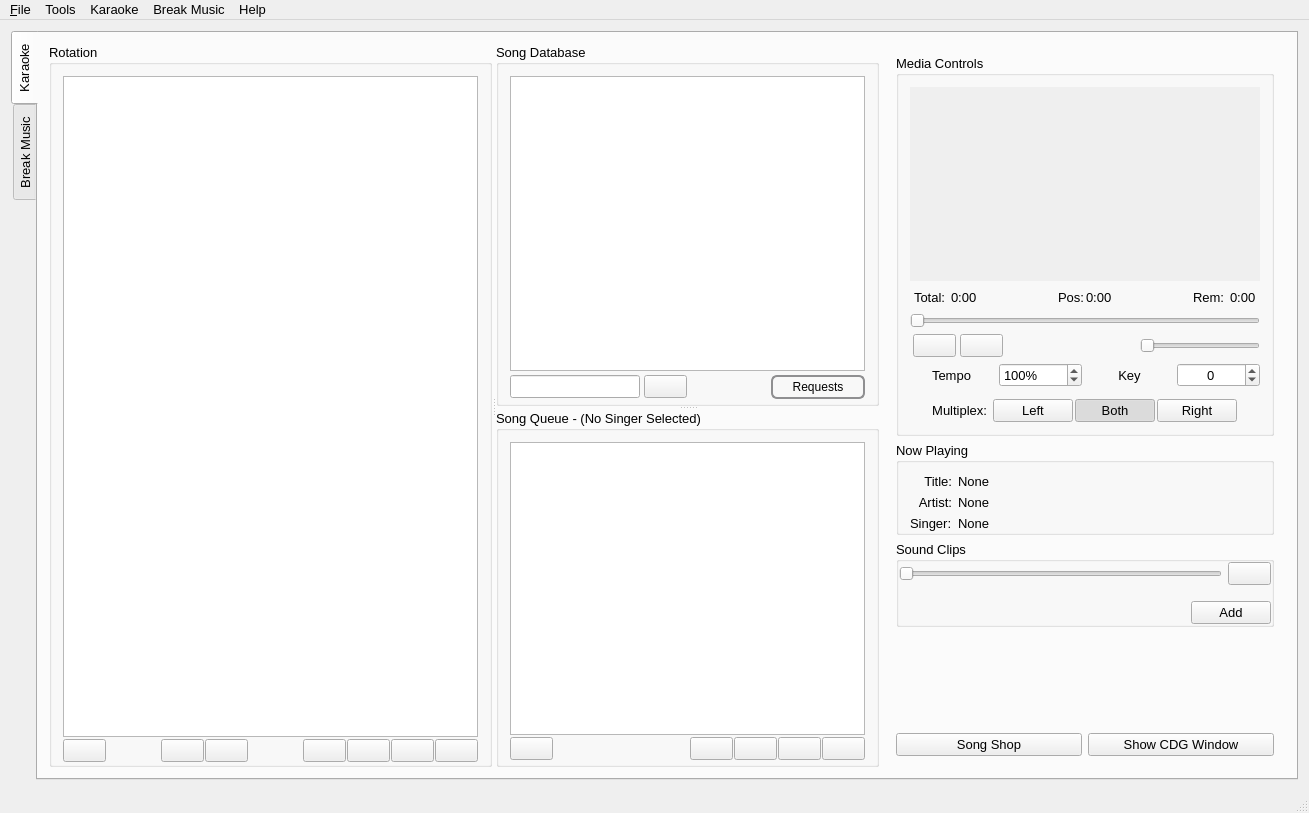
Qt form OpenKJ/mainwindow.ui (OpenKJ/OpenKJ) before a commit.
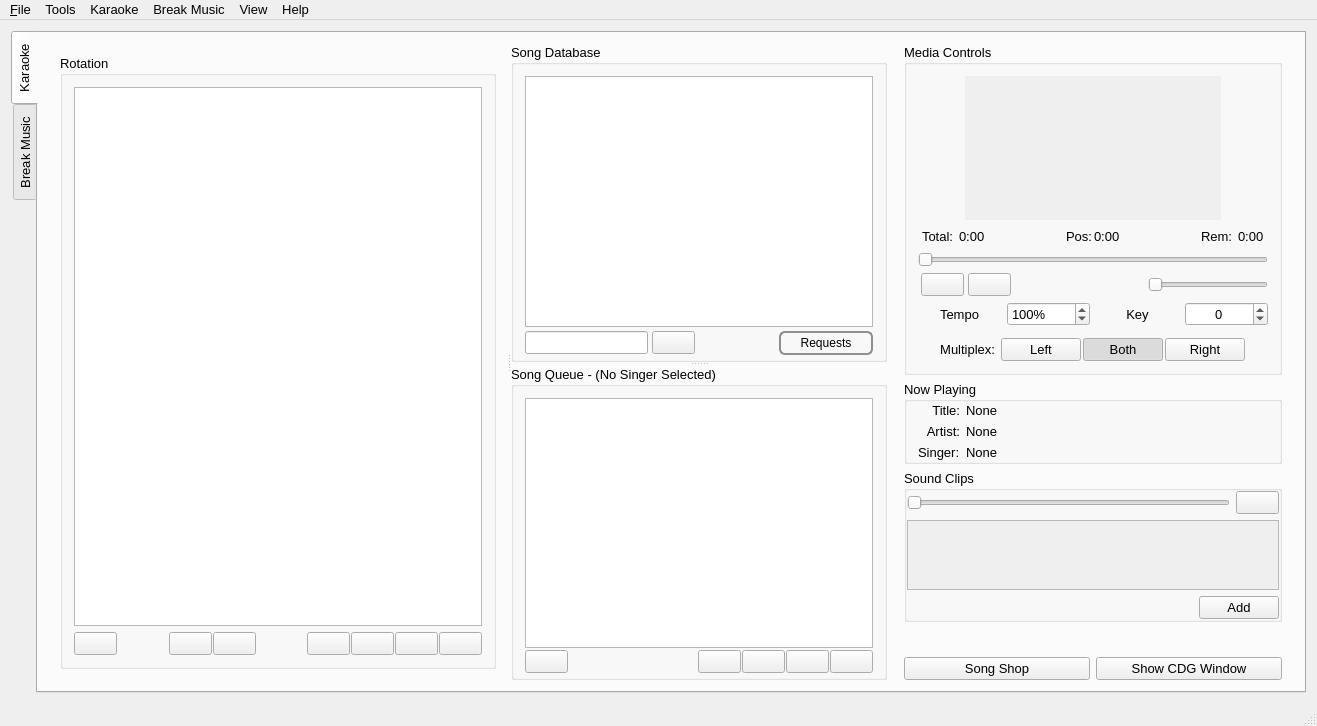
The same form after that commit. Icons and pictures are not drawn. Custom widgets are drawn as their Qt base class.

```diff
--- a/OpenKJ/mainwindow.ui
+++ b/OpenKJ/mainwindow.ui
@@ -6,8 +6,8 @@
    <rect>
     <x>0</x>
     <y>0</y>
-    <width>1309</width>
-    <height>813</height>
+    <width>1317</width>
+    <height>726</height>
    </rect>
   </property>
   <property name="sizePolicy">
@@ -29,7 +29,7 @@
     <normaloff>:/icons/Icons/okicon.svg</normaloff>:/icons/Icons/okicon.svg</iconset>
   </property>
   <widget class="QWidget" name="centralWidget">
-   <layout class="QVBoxLayout" name="verticalLayout_14">
+   <layout class="QHBoxLayout" name="horizontalLayout_19">
     <item>
      <widget class="QTabWidget" name="tabWidget">
       <property name="tabPosition">
@@ -45,21 +45,17 @@
        <attribute name="title">
         <string>Karaoke</string>
        </attribute>
-       <layout class="QHBoxLayout" name="horizontalLayout_24" stretch="0,0">
+       <layout class="QHBoxLayout" name="horizontalLayout_23">
+        <item>
+         <layout class="QHBoxLayout" name="horizontalLayout_20">
         <item>
          <widget class="QSplitter" name="splitter_3">
-          <property name="sizePolicy">
-           <sizepolicy hsizetype="Expanding" vsizetype="Preferred">
-            <horstretch>0</horstretch>
-            <verstretch>0</verstretch>
-           </sizepolicy>
-          </property>
-          <property name="frameShape">
-           <enum>QFrame::NoFrame</enum>
-          </property>
           <property name="orientation">
            <enum>Qt::Horizontal</enum>
           </property>
+            <widget class="QWidget" name="verticalLayoutWidget">
+             <layout class="QVBoxLayout" name="verticalLayout_15">
+              <item>
           <widget class="QGroupBox" name="rotgroupBox_2">
            <property name="sizePolicy">
             <sizepolicy hsizetype="Preferred" vsizetype="Expanding">
@@ -70,16 +66,7 @@
            <property name="title">
             <string>Rotation</string>
            </property>
-           <layout class="QVBoxLayout" name="verticalLayout_19">
-            <property name="spacing">
-             <number>2</number>
-            </property>
-            <property name="bottomMargin">
-             <number>2</number>
-            </property>
-            <item>
-             <layout class="QHBoxLayout" name="horizontalLayout_19"/>
-            </item>
+                <layout class="QVBoxLayout" name="verticalLayout_14">
             <item>
              <widget class="QTableView" name="tableViewRotation">
               <property name="contextMenuPolicy">
@@ -414,6 +401,9 @@
             </item>
            </layout>
           </widget>
+              </item>
+             </layout>
+            </widget>
           <widget class="QSplitter" name="splitter">
            <property name="orientation">
             <enum>Qt::Vertical</enum>
@@ -937,8 +927,20 @@
            <number>0</number>
           </property>
           <layout class="QVBoxLayout" name="verticalLayout_13">
+             <property name="topMargin">
+              <number>0</number>
+             </property>
+             <property name="bottomMargin">
+              <number>0</number>
+             </property>
            <item>
             <widget class="QGroupBox" name="cdgGroupBox">
+               <property name="sizePolicy">
+                <sizepolicy hsizetype="Preferred" vsizetype="Minimum">
+                 <horstretch>0</horstretch>
+                 <verstretch>0</verstretch>
+                </sizepolicy>
+               </property>
              <property name="baseSize">
               <size>
                <width>256</width>
@@ -950,9 +952,17 @@
              </property>
              <layout class="QVBoxLayout" name="verticalLayout_10">
               <item>
-               <widget class="VideoDisplayAR" name="videoPreview" native="true">
+                 <layout class="QHBoxLayout" name="horizontalLayout_24">
+                  <property name="spacing">
+                   <number>0</number>
+                  </property>
+                  <property name="bottomMargin">
+                   <number>0</number>
+                  </property>
+                  <item>
+                   <widget class="VideoDisplay" name="videoPreview" native="true">
                 <property name="sizePolicy">
-                 <sizepolicy hsizetype="Preferred" vsizetype="Preferred">
+                     <sizepolicy hsizetype="Fixed" vsizetype="Fixed">
                   <horstretch>0</horstretch>
                   <verstretch>0</verstretch>
                  </sizepolicy>
@@ -960,7 +970,7 @@
                 <property name="minimumSize">
                  <size>
                   <width>256</width>
-                  <height>194</height>
+                      <height>144</height>
                  </size>
                 </property>
                 <property name="autoFillBackground">
@@ -985,6 +995,8 @@
                 </layout>
                </widget>
               </item>
+                 </layout>
+                </item>
               <item>
                <layout class="QHBoxLayout" name="hlProgress">
                 <property name="leftMargin">
@@ -1513,6 +1525,9 @@
               <property name="spacing">
                <number>4</number>
               </property>
+                <property name="topMargin">
+                 <number>1</number>
+                </property>
               <property name="bottomMargin">
                <number>1</number>
               </property>
@@ -1678,16 +1693,66 @@
                </layout>
               </item>
               <item>
+                 <widget class="QScrollArea" name="scrollArea">
+                  <property name="widgetResizable">
+                   <bool>true</bool>
+                  </property>
+                  <widget class="QWidget" name="scrollAreaWidgetContents">
+                   <property name="geometry">
+                    <rect>
+                     <x>0</x>
+                     <y>0</y>
+                     <width>374</width>
+                     <height>68</height>
+                    </rect>
+                   </property>
+                   <layout class="QVBoxLayout" name="verticalLayout_17">
+                    <property name="spacing">
+                     <number>0</number>
+                    </property>
+                    <property name="leftMargin">
+                     <number>0</number>
+                    </property>
+                    <property name="topMargin">
+                     <number>0</number>
+                    </property>
+                    <property name="rightMargin">
+                     <number>0</number>
+                    </property>
+                    <property name="bottomMargin">
+                     <number>0</number>
+                    </property>
+                    <item>
                <layout class="QGridLayout" name="sfxButtonGrid">
                 <property name="sizeConstraint">
                  <enum>QLayout::SetMaximumSize</enum>
                 </property>
-               </layout>
+                      <property name="bottomMargin">
+                       <number>0</number>
+                      </property>
+                     </layout>
+                    </item>
+                    <item>
+                     <spacer name="verticalSpacer_2">
+                      <property name="orientation">
+                       <enum>Qt::Vertical</enum>
+                      </property>
+                      <property name="sizeHint" stdset="0">
+                       <size>
+                        <width>20</width>
+                        <height>0</height>
+                       </size>
+                      </property>
+                     </spacer>
+                    </item>
+                   </layout>
+                  </widget>
+                 </widget>
               </item>
               <item>
                <layout class="QHBoxLayout" name="horizontalLayout_15">
                 <property name="topMargin">
-                 <number>10</number>
+                   <number>0</number>
                 </property>
                 <item>
                  <spacer name="horizontalSpacer_11">
@@ -1722,7 +1787,7 @@
              <property name="sizeHint" stdset="0">
               <size>
                <width>20</width>
-               <height>40</height>
+                 <height>0</height>
               </size>
              </property>
             </spacer>
@@ -1764,6 +1829,8 @@
          </widget>
         </item>
        </layout>
+        </item>
+       </layout>
       </widget>
       <widget class="QWidget" name="tab_2">
        <attribute name="title">
@@ -2715,7 +2782,7 @@
     <rect>
      <x>0</x>
      <y>0</y>
-     <width>1309</width>
+     <width>1317</width>
      <height>21</height>
     </rect>
    </property>
@@ -2772,10 +2839,34 @@
     </property>
     <addaction name="actionAbout"/>
    </widget>
+   <widget class="QMenu" name="menuView">
+    <property name="title">
+     <string>View</string>
+    </property>
+    <widget class="QMenu" name="menuVideo_Output_Size">
+     <property name="title">
+      <string>Video Output Size</string>
+     </property>
+     <addaction name="actionVideoSmall"/>
+     <addaction name="actionVideoMedium"/>
+     <addaction name="actionVideoLarge"/>
+    </widget>
+    <widget class="QMenu" name="menuType_Here">
+     <property name="title">
+      <string>Type Here</string>
+     </property>
+    </widget>
+    <addaction name="actionNow_Playing"/>
+    <addaction name="actionSound_Clips"/>
+    <addaction name="actionVideo_Output_2"/>
+    <addaction name="menuVideo_Output_Size"/>
+    <addaction name="menuType_Here"/>
+   </widget>
    <addaction name="menuFile"/>
    <addaction name="menuTools"/>
    <addaction name="menuKaraoke"/>
    <addaction name="menuBreak_Music"/>
+   <addaction name="menuView"/>
    <addaction name="menuHelp"/>
   </widget>
   <widget class="QStatusBar" name="statusBar"/>
@@ -2911,6 +3002,54 @@
     <string>Show Debug Log</string>
    </property>
   </action>
+  <action name="actionNow_Playing">
+   <property name="checkable">
+    <bool>true</bool>
+   </property>
+   <property name="checked">
+    <bool>true</bool>
+   </property>
+   <property name="text">
+    <string>Now  Playing</string>
+   </property>
+  </action>
+  <action name="actionSound_Clips">
+   <property name="checkable">
+    <bool>true</bool>
+   </property>
+   <property name="checked">
+    <bool>false</bool>
+   </property>
+   <property name="text">
+    <string>Sound Clips</string>
+   </property>
+  </action>
+  <action name="actionVideoSmall">
+   <property name="text">
+    <string>Small</string>
+   </property>
+  </action>
+  <action name="actionVideoMedium">
+   <property name="text">
+    <string>Medium</string>
+   </property>
+  </action>
+  <action name="actionVideoLarge">
+   <property name="text">
+    <string>Large</string>
+   </property>
+  </action>
+  <action name="actionVideo_Output_2">
+   <property name="checkable">
+    <bool>true</bool>
+   </property>
+   <property name="checked">
+    <bool>true</bool>
+   </property>
+   <property name="text">
+    <string>Video Output</string>
+   </property>
+  </action>
  </widget>
  <layoutdefault spacing="6" margin="11"/>
  <customwidgets>
@@ -2925,9 +3064,9 @@
    <header location="global">volslider.h</header>
   </customwidget>
   <customwidget>
-   <class>VideoDisplayAR</class>
+   <class>VideoDisplay</class>
    <extends>QWidget</extends>
-   <header>videodisplay.h</header>
+   <header location="global">videodisplay.h</header>
    <container>1</container>
   </customwidget>
  </customwidgets>
```
Lines whose indentation alone changed are shown as unchanged.
